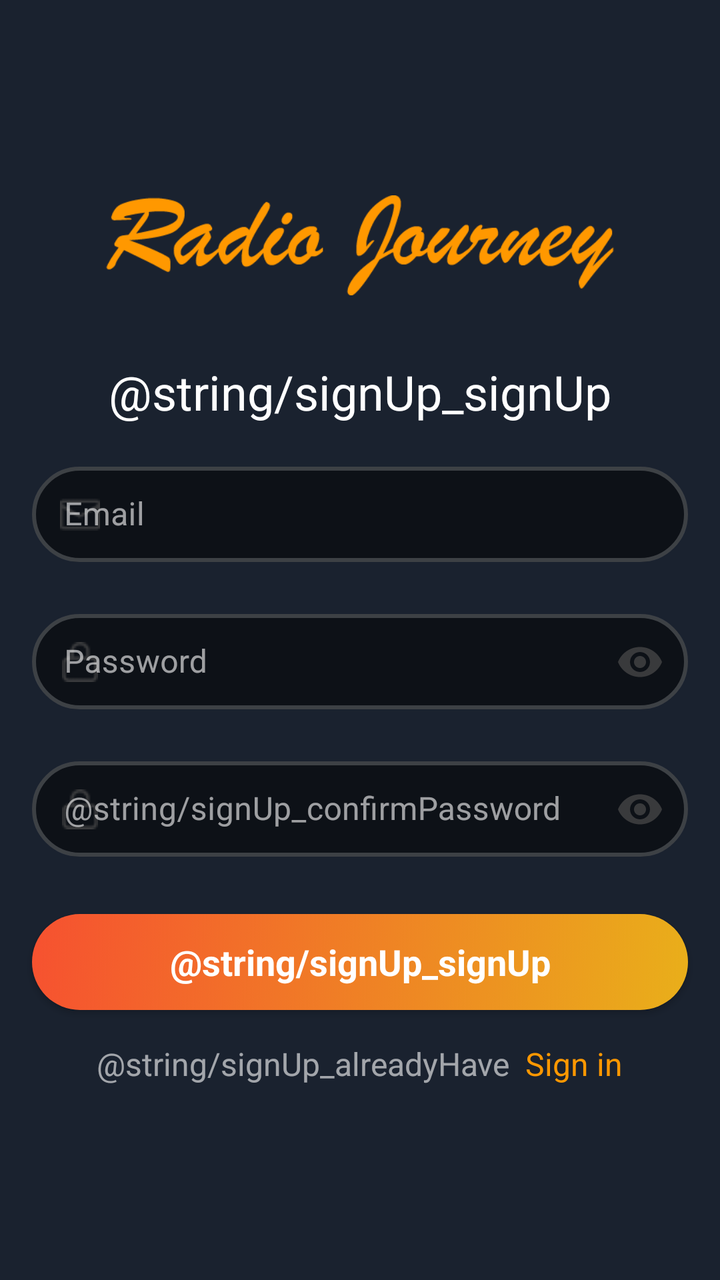
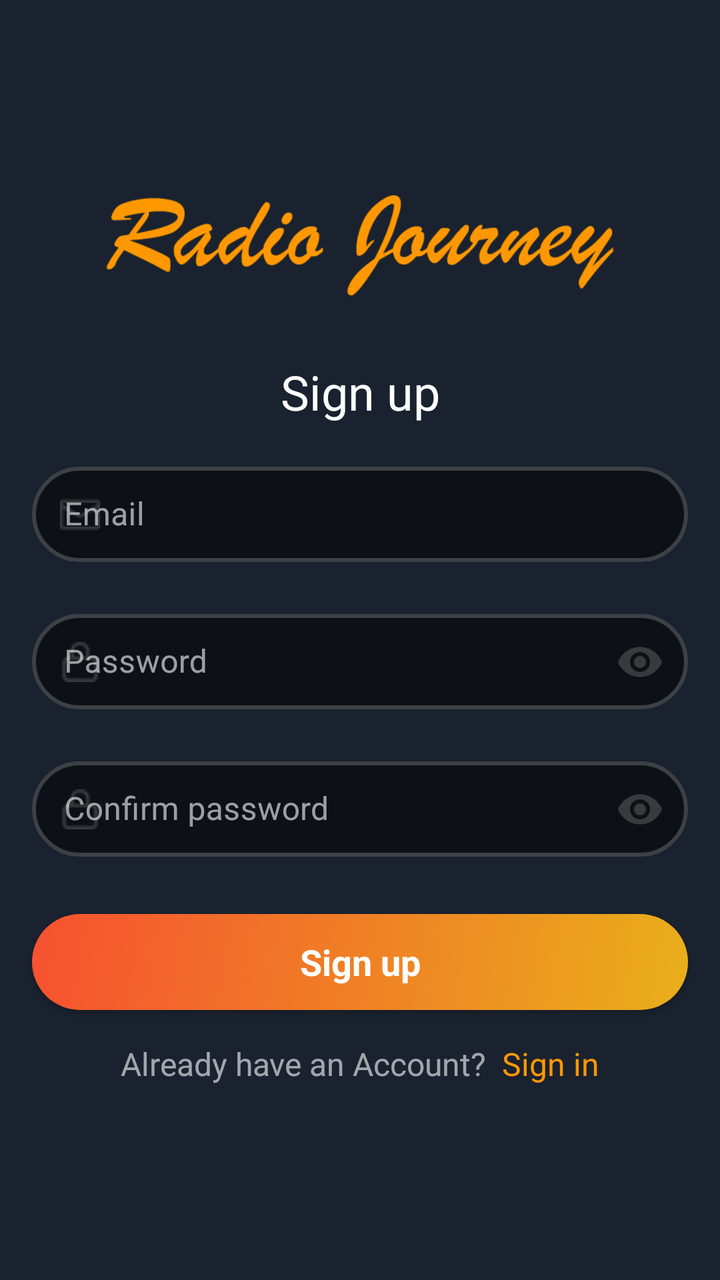

Two renders of the same Android screen: before a commit and after it. Below are the layout's source before the change and the commit's diff.
<!-- AndroidManifest.xml: application theme Theme.RadioJourney -->
<!-- res/layout/layout_sign_up.xml -->
<?xml version="1.0" encoding="utf-8"?>
<ScrollView xmlns:android="http://schemas.android.com/apk/res/android"
    android:layout_width="match_parent"
    android:layout_height="match_parent"
    android:background="@color/background"
    android:fillViewport="true">

    <androidx.constraintlayout.widget.ConstraintLayout xmlns:android="http://schemas.android.com/apk/res/android"
        xmlns:app="http://schemas.android.com/apk/res-auto"
        xmlns:tools="http://schemas.android.com/tools"
        android:layout_width="match_parent"
        android:layout_height="match_parent"
        android:background="@color/background">

        <androidx.appcompat.widget.AppCompatImageView
            android:id="@+id/icon_titleImage"
            android:layout_width="wrap_content"
            android:layout_height="50dp"

            android:layout_gravity="center"
            android:layout_marginTop="@dimen/space_32"
            android:layout_marginBottom="@dimen/space_32"
            app:layout_constraintBottom_toTopOf="@+id/text_upperSignUp"

            app:layout_constraintEnd_toEndOf="parent"
            app:layout_constraintStart_toStartOf="parent"
            app:layout_constraintTop_toTopOf="parent"
            app:layout_constraintVertical_chainStyle="packed"

            app:srcCompat="@drawable/title_icon" />

        <TextView
            android:id="@+id/text_upperSignUp"
            style="@style/login_title"
            android:layout_width="wrap_content"

            android:layout_height="wrap_content"
            android:layout_marginBottom="@dimen/space_beforeOrAfterElement"
            android:text="@string/signUp_signUp"

            app:layout_constraintBottom_toTopOf="@+id/textField_emailSignUp"
            app:layout_constraintLeft_toLeftOf="parent"
            app:layout_constraintRight_toRightOf="parent"
            app:layout_constraintTop_toBottomOf="@+id/icon_titleImage"

            app:layout_constraintVertical_chainStyle="packed" />

        <com.google.android.material.textfield.TextInputLayout
            android:id="@+id/textField_emailSignUp"
            style="@style/MyInputLayoutStyle"
            android:layout_width="match_parent"
            android:layout_height="wrap_content"
            android:hint="@string/signIn_email"
            android:paddingHorizontal="@dimen/space_beforeOrAfterElement"
            android:textColorHint="@color/white_transparent_60"
            app:boxStrokeColor="@color/box_stroke_color_default"
            app:errorEnabled="true"

            app:layout_constraintBottom_toTopOf="@+id/textField_passwordSignUp"
            app:layout_constraintLeft_toLeftOf="parent"
            app:layout_constraintRight_toRightOf="parent"

            app:layout_constraintTop_toBottomOf="@+id/text_upperSignUp"
            app:layout_constraintVertical_chainStyle="packed"
            app:startIconContentDescription="@string/content_description_email"
            app:startIconDrawable="@drawable/email"

            app:startIconTint="@color/gray_startIcon_TextInputLayout">

            <com.google.android.material.textfield.TextInputEditText
                android:layout_width="match_parent"
                android:layout_height="wrap_content"
                android:inputType="textEmailAddress"
                android:textColor="@color/white" />
        </com.google.android.material.textfield.TextInputLayout>

        <com.google.android.material.textfield.TextInputLayout
            android:id="@+id/textField_passwordSignUp"
            style="@style/MyInputLayoutStyle"
            android:layout_width="match_parent"
            android:layout_height="wrap_content"
            android:hint="@string/signIn_password"
            android:paddingHorizontal="@dimen/space_beforeOrAfterElement"
            android:textColorHint="@color/white_transparent_60"
            app:boxStrokeColor="@color/box_stroke_color_default"
            app:endIconMode="password_toggle"
            app:endIconTint="@color/gray_startIcon_TextInputLayout"
            app:errorEnabled="true"

            app:layout_constraintBottom_toTopOf="@+id/textField_confirmPasswordSignUp"
            app:layout_constraintLeft_toLeftOf="parent"
            app:layout_constraintRight_toRightOf="parent"

            app:layout_constraintTop_toBottomOf="@+id/textField_emailSignUp"
            app:layout_constraintVertical_chainStyle="packed"
            app:startIconContentDescription="@string/content_description_password"
            app:startIconDrawable="@drawable/password"

            app:startIconTint="@color/gray_startIcon_TextInputLayout">

            <com.google.android.material.textfield.TextInputEditText
                android:layout_width="match_parent"
                android:layout_height="wrap_content"
                android:inputType="textPassword"
                android:textColor="@color/white" />
        </com.google.android.material.textfield.TextInputLayout>

        <com.google.android.material.textfield.TextInputLayout
            android:id="@+id/textField_confirmPasswordSignUp"
            style="@style/MyInputLayoutStyle"
            android:layout_width="match_parent"
            android:layout_height="wrap_content"
            android:hint="@string/signUp_confirmPassword"
            android:paddingHorizontal="@dimen/space_beforeOrAfterElement"
            android:textColorHint="@color/white_transparent_60"
            app:boxStrokeColor="@color/box_stroke_color_default"
            app:endIconMode="password_toggle"
            app:endIconTint="@color/gray_startIcon_TextInputLayout"
            app:errorEnabled="true"

            app:layout_constraintBottom_toTopOf="@+id/buttonSignUp"
            app:layout_constraintLeft_toLeftOf="parent"
            app:layout_constraintRight_toRightOf="parent"

            app:layout_constraintTop_toBottomOf="@+id/textField_passwordSignUp"
            app:layout_constraintVertical_chainStyle="packed"
            app:startIconContentDescription="@string/content_description_confirm_password"
            app:startIconDrawable="@drawable/password"

            app:startIconTint="@color/gray_startIcon_TextInputLayout">

            <com.google.android.material.textfield.TextInputEditText
                android:layout_width="match_parent"
                android:layout_height="wrap_content"
                android:inputType="textPassword"
                android:textColor="@color/white" />
        </com.google.android.material.textfield.TextInputLayout>

        <androidx.appcompat.widget.AppCompatButton
            android:id="@+id/buttonSignUp"
            style="@style/Widget.AppCompat.ActionButton"
            android:layout_width="match_parent"
            android:layout_height="wrap_content"
            android:layout_marginStart="@dimen/space_beforeOrAfterElement"
            android:layout_marginTop="@dimen/space_small"
            android:layout_marginEnd="@dimen/space_beforeOrAfterElement"
            android:layout_marginBottom="@dimen/space_beforeOrAfterElement"

            android:background="@drawable/button_rounded_corners"
            android:paddingHorizontal="@dimen/space_beforeOrAfterElement"
            android:text="@string/signUp_signUp"
            android:textColor="@color/white"
            android:textSize="@dimen/button_text"
            android:textStyle="bold"
            app:backgroundTint="@null"

            app:layout_constraintBottom_toTopOf="@+id/linear_signUpBottomComponent"
            app:layout_constraintLeft_toLeftOf="parent"
            app:layout_constraintRight_toRightOf="parent"
            app:layout_constraintTop_toBottomOf="@+id/textField_confirmPasswordSignUp"

            app:layout_constraintVertical_chainStyle="packed" />

        <LinearLayout
            android:id="@+id/linear_signUpBottomComponent"
            android:layout_width="match_parent"
            android:layout_height="wrap_content"

            android:layout_marginBottom="@dimen/space_32"
            android:gravity="center"
            android:orientation="horizontal"

            app:layout_constraintBottom_toBottomOf="parent"
            app:layout_constraintLeft_toLeftOf="parent"
            app:layout_constraintRight_toRightOf="parent"
            app:layout_constraintTop_toBottomOf="@+id/buttonSignUp"

            app:layout_constraintVertical_chainStyle="packed">

            <TextView
                android:id="@+id/linear_signUpBottomComponent_lowerText"
                style="@style/login_bottom"
                android:layout_width="wrap_content"

                android:layout_height="wrap_content"
                android:paddingEnd="@dimen/space_small"
                android:text="@string/signUp_alreadyHave" />

            <TextView
                android:id="@+id/linear_signUnBottomComponent_textGoToSignIn"
                style="@style/login_bottom_orange"
                android:layout_width="wrap_content"

                android:layout_height="wrap_content"
                android:text="@string/signIn_signIn" />

        </LinearLayout>

        
        <FrameLayout
            android:id="@+id/frameLayout"
            android:layout_width="match_parent"
            android:layout_height="match_parent"

            android:background="@color/black_transparent_22"
            android:visibility="gone" />

        <ProgressBar
            android:id="@+id/progressCircular"
            android:layout_width="60dp"

            android:layout_height="60dp"
            android:visibility="gone"

            app:layout_constraintBottom_toBottomOf="parent"
            app:layout_constraintLeft_toLeftOf="parent"
            app:layout_constraintRight_toRightOf="parent"
            app:layout_constraintTop_toTopOf="parent" />

    </androidx.constraintlayout.widget.ConstraintLayout>

</ScrollView>
<!-- resources referenced by this layout -->
<resources>
  <color name="background">#1A222F</color>
  <color name="black_transparent_22">#39000000</color>
  <color name="gray_startIcon_TextInputLayout">#393A3C</color>
  <color name="white">#FFFFFFFF</color>
  <color name="white_transparent_60">#99FFFFFF</color>
  <dimen name="button_text">18sp</dimen>
  <dimen name="space_32">32dp</dimen>
  <dimen name="space_beforeOrAfterElement">16dp</dimen>
  <dimen name="space_small">8dp</dimen>
  <string name="content_description_confirm_password">Confirm password</string>
  <string name="content_description_email">Email</string>
  <string name="content_description_password">Password</string>
  <string name="signIn_email">Email</string>
  <string name="signIn_password">Password</string>
  <string name="signIn_signIn">Sign in</string>
  <string name="signUp_alreadyHave">Уже есть аккаунт?</string>
  <string name="signUp_confirmPassword">Подтверждение пароля</string>
  <string name="signUp_signUp">Регистрация</string>
  <style name="MyInputLayoutStyle" parent="Widget.MaterialComponents.TextInputLayout.OutlinedBox.Dense">
          <item name="boxStrokeWidth">2dp</item>
          <item name="boxStrokeWidthFocused">2dp</item>
          <item name="boxBackgroundColor">@color/black_transparent_50</item>
      </style>
  <style name="login_bottom" parent="@style/title_default">
          <item name="android:textSize">16sp</item>
          <item name="fontWeight">500</item>
      </style>
  <style name="login_bottom_orange" parent="@style/title_default">
          <item name="android:textColor">@color/bright_orange</item>
          <item name="android:textSize">16sp</item>
      </style>
  <style name="login_title" parent="@style/title_default">
          <item name="android:textColor">@color/white</item>
          <item name="android:textSize">24sp</item>
          <item name="fontWeight">500</item>
      </style>
  <style name="Theme.RadioJourney" parent="Theme.MaterialComponents.DayNight.DarkActionBar">
          
          <item name="colorPrimary">@color/bright_orange</item>
          <item name="colorPrimaryVariant">@color/orange</item>
          <item name="colorOnPrimary">@color/white</item>
          
          <item name="colorSecondary">@color/teal_200</item>
          <item name="colorSecondaryVariant">@color/teal_700</item>
          <item name="colorOnSecondary">@color/black</item>
          
          <item name="android:statusBarColor" tools:targetApi="l">?attr/colorPrimaryVariant</item>
          
          <item name="fontFamily">@font/comfortaa_variable_font_wght</item>
          <item name="shapeAppearanceSmallComponent">@style/ShapeAppearance.MyApp.SmallComponent
          </item>
          <item name="shapeAppearanceMediumComponent">@style/ShapeAppearance.MyApp.MediumComponent
          </item>
          <item name="shapeAppearanceLargeComponent">@style/ShapeAppearance.MyApp.LargeComponent
          </item>
      </style>
  <color name="black_transparent_50">#80000000</color>
  <color name="bright_orange">#FF9800</color>
  <color name="orange">#FF7A22</color>
  <color name="teal_200">#FF03DAC5</color>
  <color name="teal_700">#FF018786</color>
  <color name="black">#FF000000</color>
  <style name="ShapeAppearance.MyApp.SmallComponent" parent="ShapeAppearance.MaterialComponents.SmallComponent">
          <item name="cornerFamily">rounded</item>
          <item name="cornerSize">24dp</item>
      </style>
  <style name="ShapeAppearance.MyApp.MediumComponent" parent="ShapeAppearance.MaterialComponents.MediumComponent">
          <item name="cornerFamily">rounded</item>
          <item name="cornerSize">24dp</item>
      </style>
  <style name="ShapeAppearance.MyApp.LargeComponent" parent="ShapeAppearance.MaterialComponents.LargeComponent">
          <item name="cornerFamily">rounded</item>
          <item name="cornerSize">24dp</item>
      </style>
  <!-- unchanged entries left out for length: 5 -->
</resources>

<!-- the commit's change to res/layout/layout_sign_up.xml (unified diff, before → after) -->
@@ -3,219 +3,219 @@
     android:layout_width="match_parent"
     android:layout_height="match_parent"
     android:background="@color/background"
-    android:fillViewport="true">
+    android:fillViewport="true" >
 
     <androidx.constraintlayout.widget.ConstraintLayout xmlns:android="http://schemas.android.com/apk/res/android"
         xmlns:app="http://schemas.android.com/apk/res-auto"
         xmlns:tools="http://schemas.android.com/tools"
         android:layout_width="match_parent"
         android:layout_height="match_parent"
-        android:background="@color/background">
+        android:background="@color/background" >
 
         <androidx.appcompat.widget.AppCompatImageView
             android:id="@+id/icon_titleImage"
+            app:srcCompat="@drawable/title_icon"
+            android:layout_gravity="center"
+
             android:layout_width="wrap_content"
             android:layout_height="50dp"
-
-            android:layout_gravity="center"
             android:layout_marginTop="@dimen/space_32"
             android:layout_marginBottom="@dimen/space_32"
+
+            app:layout_constraintTop_toTopOf="parent"
+            app:layout_constraintStart_toStartOf="parent"
+            app:layout_constraintEnd_toEndOf="parent"
             app:layout_constraintBottom_toTopOf="@+id/text_upperSignUp"
 
-            app:layout_constraintEnd_toEndOf="parent"
-            app:layout_constraintStart_toStartOf="parent"
-            app:layout_constraintTop_toTopOf="parent"
-            app:layout_constraintVertical_chainStyle="packed"
-
-            app:srcCompat="@drawable/title_icon" />
+            app:layout_constraintVertical_chainStyle="packed"/>
 
         <TextView
             android:id="@+id/text_upperSignUp"
             style="@style/login_title"
+            android:text="@string/signUp_signUp"
+
             android:layout_width="wrap_content"
-
             android:layout_height="wrap_content"
             android:layout_marginBottom="@dimen/space_beforeOrAfterElement"
-            android:text="@string/signUp_signUp"
-
+
+            app:layout_constraintTop_toBottomOf="@+id/icon_titleImage"
+            app:layout_constraintLeft_toLeftOf="parent"
+            app:layout_constraintRight_toRightOf="parent"
             app:layout_constraintBottom_toTopOf="@+id/textField_emailSignUp"
-            app:layout_constraintLeft_toLeftOf="parent"
-            app:layout_constraintRight_toRightOf="parent"
-            app:layout_constraintTop_toBottomOf="@+id/icon_titleImage"
 
             app:layout_constraintVertical_chainStyle="packed" />
 
         <com.google.android.material.textfield.TextInputLayout
             android:id="@+id/textField_emailSignUp"
             style="@style/MyInputLayoutStyle"
-            android:layout_width="match_parent"
-            android:layout_height="wrap_content"
             android:hint="@string/signIn_email"
-            android:paddingHorizontal="@dimen/space_beforeOrAfterElement"
             android:textColorHint="@color/white_transparent_60"
             app:boxStrokeColor="@color/box_stroke_color_default"
+            app:startIconDrawable="@drawable/email"
+            app:startIconContentDescription="@string/content_description_email"
+            app:startIconTint="@color/gray_startIcon_TextInputLayout"
             app:errorEnabled="true"
 
+            android:layout_width="match_parent"
+            android:layout_height="wrap_content"
+            android:paddingHorizontal="@dimen/space_beforeOrAfterElement"
+
+            app:layout_constraintTop_toBottomOf="@+id/text_upperSignUp"
+            app:layout_constraintLeft_toLeftOf="parent"
+            app:layout_constraintRight_toRightOf="parent"
             app:layout_constraintBottom_toTopOf="@+id/textField_passwordSignUp"
-            app:layout_constraintLeft_toLeftOf="parent"
-            app:layout_constraintRight_toRightOf="parent"
-
-            app:layout_constraintTop_toBottomOf="@+id/text_upperSignUp"
-            app:layout_constraintVertical_chainStyle="packed"
-            app:startIconContentDescription="@string/content_description_email"
-            app:startIconDrawable="@drawable/email"
-
-            app:startIconTint="@color/gray_startIcon_TextInputLayout">
+
+            app:layout_constraintVertical_chainStyle="packed" >
 
             <com.google.android.material.textfield.TextInputEditText
+                android:textColor="@color/white"
                 android:layout_width="match_parent"
                 android:layout_height="wrap_content"
-                android:inputType="textEmailAddress"
-                android:textColor="@color/white" />
+                android:inputType="textEmailAddress" />
         </com.google.android.material.textfield.TextInputLayout>
 
         <com.google.android.material.textfield.TextInputLayout
             android:id="@+id/textField_passwordSignUp"
             style="@style/MyInputLayoutStyle"
-            android:layout_width="match_parent"
-            android:layout_height="wrap_content"
             android:hint="@string/signIn_password"
-            android:paddingHorizontal="@dimen/space_beforeOrAfterElement"
+            app:endIconMode="password_toggle"
             android:textColorHint="@color/white_transparent_60"
             app:boxStrokeColor="@color/box_stroke_color_default"
-            app:endIconMode="password_toggle"
+            app:startIconDrawable="@drawable/password"
+            app:startIconContentDescription="@string/content_description_password"
+            app:startIconTint="@color/gray_startIcon_TextInputLayout"
             app:endIconTint="@color/gray_startIcon_TextInputLayout"
             app:errorEnabled="true"
 
+            android:layout_width="match_parent"
+            android:layout_height="wrap_content"
+            android:paddingHorizontal="@dimen/space_beforeOrAfterElement"
+
+            app:layout_constraintTop_toBottomOf="@+id/textField_emailSignUp"
+            app:layout_constraintLeft_toLeftOf="parent"
+            app:layout_constraintRight_toRightOf="parent"
             app:layout_constraintBottom_toTopOf="@+id/textField_confirmPasswordSignUp"
-            app:layout_constraintLeft_toLeftOf="parent"
-            app:layout_constraintRight_toRightOf="parent"
-
-            app:layout_constraintTop_toBottomOf="@+id/textField_emailSignUp"
-            app:layout_constraintVertical_chainStyle="packed"
-            app:startIconContentDescription="@string/content_description_password"
-            app:startIconDrawable="@drawable/password"
-
-            app:startIconTint="@color/gray_startIcon_TextInputLayout">
+
+            app:layout_constraintVertical_chainStyle="packed" >
 
             <com.google.android.material.textfield.TextInputEditText
+                android:textColor="@color/white"
                 android:layout_width="match_parent"
                 android:layout_height="wrap_content"
-                android:inputType="textPassword"
-                android:textColor="@color/white" />
+                android:inputType="textPassword" />
         </com.google.android.material.textfield.TextInputLayout>
 
         <com.google.android.material.textfield.TextInputLayout
             android:id="@+id/textField_confirmPasswordSignUp"
             style="@style/MyInputLayoutStyle"
-            android:layout_width="match_parent"
-            android:layout_height="wrap_content"
             android:hint="@string/signUp_confirmPassword"
-            android:paddingHorizontal="@dimen/space_beforeOrAfterElement"
+            app:endIconMode="password_toggle"
             android:textColorHint="@color/white_transparent_60"
             app:boxStrokeColor="@color/box_stroke_color_default"
-            app:endIconMode="password_toggle"
+            app:startIconDrawable="@drawable/password"
+            app:startIconContentDescription="@string/content_description_confirm_password"
+            app:startIconTint="@color/gray_startIcon_TextInputLayout"
             app:endIconTint="@color/gray_startIcon_TextInputLayout"
             app:errorEnabled="true"
 
+            android:layout_width="match_parent"
+            android:layout_height="wrap_content"
+            android:paddingHorizontal="@dimen/space_beforeOrAfterElement"
+
+            app:layout_constraintTop_toBottomOf="@+id/textField_passwordSignUp"
+            app:layout_constraintLeft_toLeftOf="parent"
+            app:layout_constraintRight_toRightOf="parent"
             app:layout_constraintBottom_toTopOf="@+id/buttonSignUp"
-            app:layout_constraintLeft_toLeftOf="parent"
-            app:layout_constraintRight_toRightOf="parent"
-
-            app:layout_constraintTop_toBottomOf="@+id/textField_passwordSignUp"
-            app:layout_constraintVertical_chainStyle="packed"
-            app:startIconContentDescription="@string/content_description_confirm_password"
-            app:startIconDrawable="@drawable/password"
-
-            app:startIconTint="@color/gray_startIcon_TextInputLayout">
+
+            app:layout_constraintVertical_chainStyle="packed" >
 
             <com.google.android.material.textfield.TextInputEditText
+                android:textColor="@color/white"
                 android:layout_width="match_parent"
                 android:layout_height="wrap_content"
-                android:inputType="textPassword"
-                android:textColor="@color/white" />
+                android:inputType="textPassword" />
         </com.google.android.material.textfield.TextInputLayout>
 
         <androidx.appcompat.widget.AppCompatButton
             android:id="@+id/buttonSignUp"
             style="@style/Widget.AppCompat.ActionButton"
-            android:layout_width="match_parent"
-            android:layout_height="wrap_content"
-            android:layout_marginStart="@dimen/space_beforeOrAfterElement"
-            android:layout_marginTop="@dimen/space_small"
-            android:layout_marginEnd="@dimen/space_beforeOrAfterElement"
-            android:layout_marginBottom="@dimen/space_beforeOrAfterElement"
-
+            app:backgroundTint="@null"
             android:background="@drawable/button_rounded_corners"
-            android:paddingHorizontal="@dimen/space_beforeOrAfterElement"
             android:text="@string/signUp_signUp"
             android:textColor="@color/white"
             android:textSize="@dimen/button_text"
             android:textStyle="bold"
-            app:backgroundTint="@null"
-
+
+            android:layout_width="match_parent"
+            android:layout_height="wrap_content"
+            android:paddingHorizontal="@dimen/space_beforeOrAfterElement"
+            android:layout_marginTop="@dimen/space_small"
+            android:layout_marginStart="@dimen/space_beforeOrAfterElement"
+            android:layout_marginEnd="@dimen/space_beforeOrAfterElement"
+            android:layout_marginBottom="@dimen/space_beforeOrAfterElement"
+
+            app:layout_constraintTop_toBottomOf="@+id/textField_confirmPasswordSignUp"
+            app:layout_constraintLeft_toLeftOf="parent"
+            app:layout_constraintRight_toRightOf="parent"
             app:layout_constraintBottom_toTopOf="@+id/linear_signUpBottomComponent"
-            app:layout_constraintLeft_toLeftOf="parent"
-            app:layout_constraintRight_toRightOf="parent"
-            app:layout_constraintTop_toBottomOf="@+id/textField_confirmPasswordSignUp"
 
             app:layout_constraintVertical_chainStyle="packed" />
 
         <LinearLayout
             android:id="@+id/linear_signUpBottomComponent"
-            android:layout_width="match_parent"
-            android:layout_height="wrap_content"
-
+            android:orientation="horizontal"
+            android:gravity="center"
+
+            android:layout_width="match_parent"
+            android:layout_height="wrap_content"
             android:layout_marginBottom="@dimen/space_32"
-            android:gravity="center"
-            android:orientation="horizontal"
-
+
+            app:layout_constraintTop_toBottomOf="@+id/buttonSignUp"
+            app:layout_constraintLeft_toLeftOf="parent"
+            app:layout_constraintRight_toRightOf="parent"
             app:layout_constraintBottom_toBottomOf="parent"
-            app:layout_constraintLeft_toLeftOf="parent"
-            app:layout_constraintRight_toRightOf="parent"
-            app:layout_constraintTop_toBottomOf="@+id/buttonSignUp"
-
-            app:layout_constraintVertical_chainStyle="packed">
+
+            app:layout_constraintVertical_chainStyle="packed" >
 
             <TextView
                 android:id="@+id/linear_signUpBottomComponent_lowerText"
                 style="@style/login_bottom"
+                android:text="@string/signUp_alreadyHave"
+
                 android:layout_width="wrap_content"
-
-                android:layout_height="wrap_content"
-                android:paddingEnd="@dimen/space_small"
-                android:text="@string/signUp_alreadyHave" />
+                android:layout_height="wrap_content"
+                android:paddingEnd="@dimen/space_small"/>
 
             <TextView
                 android:id="@+id/linear_signUnBottomComponent_textGoToSignIn"
                 style="@style/login_bottom_orange"
+                android:text="@string/signIn_signIn"
+
                 android:layout_width="wrap_content"
-
-                android:layout_height="wrap_content"
-                android:text="@string/signIn_signIn" />
+                android:layout_height="wrap_content" />
 
         </LinearLayout>
 
         
         <FrameLayout
             android:id="@+id/frameLayout"
-            android:layout_width="match_parent"
-            android:layout_height="match_parent"
-
             android:background="@color/black_transparent_22"
-            android:visibility="gone" />
+            android:visibility="gone"
+
+            android:layout_width="match_parent"
+            android:layout_height="match_parent" />
 
         <ProgressBar
             android:id="@+id/progressCircular"
+            android:visibility="gone"
+
             android:layout_width="60dp"
-
             android:layout_height="60dp"
-            android:visibility="gone"
-
-            app:layout_constraintBottom_toBottomOf="parent"
-            app:layout_constraintLeft_toLeftOf="parent"
-            app:layout_constraintRight_toRightOf="parent"
-            app:layout_constraintTop_toTopOf="parent" />
+
+            app:layout_constraintTop_toTopOf="parent"
+            app:layout_constraintLeft_toLeftOf="parent"
+            app:layout_constraintRight_toRightOf="parent"
+            app:layout_constraintBottom_toBottomOf="parent" />
 
     </androidx.constraintlayout.widget.ConstraintLayout>
 
<!-- resource entries referenced after the edit -->
@@ -15,9 +15,9 @@
   <string name="signIn_email">Email</string>
   <string name="signIn_password">Password</string>
   <string name="signIn_signIn">Sign in</string>
-  <string name="signUp_alreadyHave">Уже есть аккаунт?</string>
-  <string name="signUp_confirmPassword">Подтверждение пароля</string>
-  <string name="signUp_signUp">Регистрация</string>
+  <string name="signUp_alreadyHave">Already have an Account?</string>
+  <string name="signUp_confirmPassword">Confirm password</string>
+  <string name="signUp_signUp">Sign up</string>
   <style name="MyInputLayoutStyle" parent="Widget.MaterialComponents.TextInputLayout.OutlinedBox.Dense">
           <item name="boxStrokeWidth">2dp</item>
           <item name="boxStrokeWidthFocused">2dp</item>
@@ -55,6 +55,9 @@
           </item>
           <item name="shapeAppearanceLargeComponent">@style/ShapeAppearance.MyApp.LargeComponent
           </item>
+          
+          <item name="windowActionBar">false</item>
+          <item name="windowNoTitle">true</item>
       </style>
   <color name="black_transparent_50">#80000000</color>
   <color name="bright_orange">#FF9800</color>
